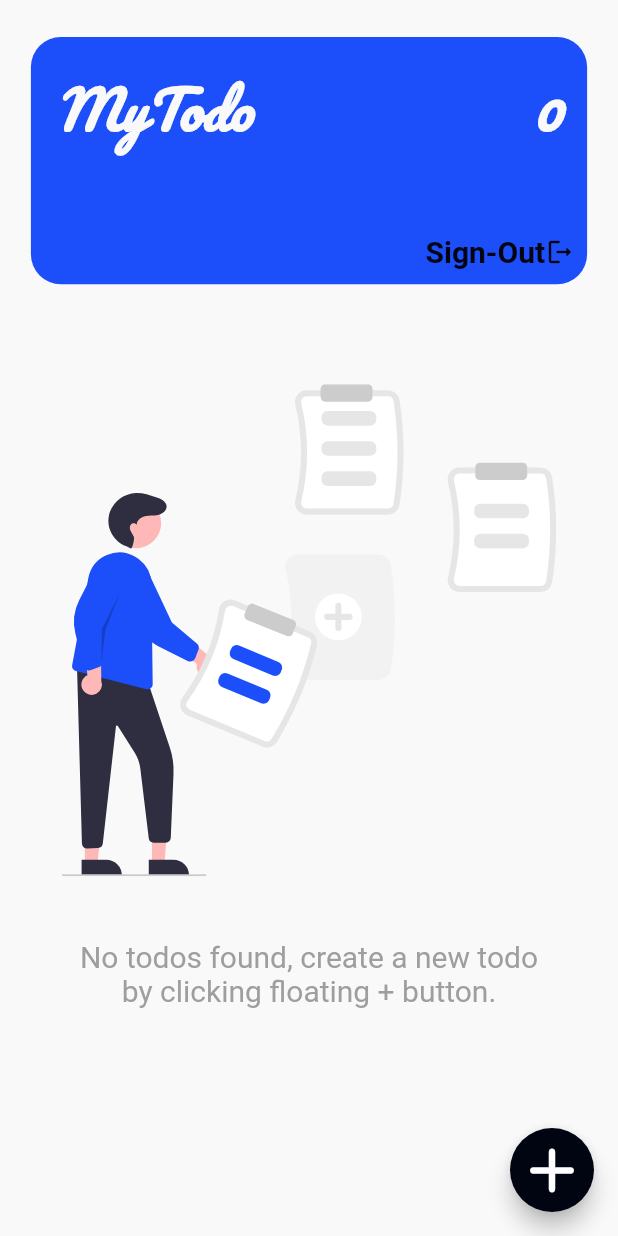
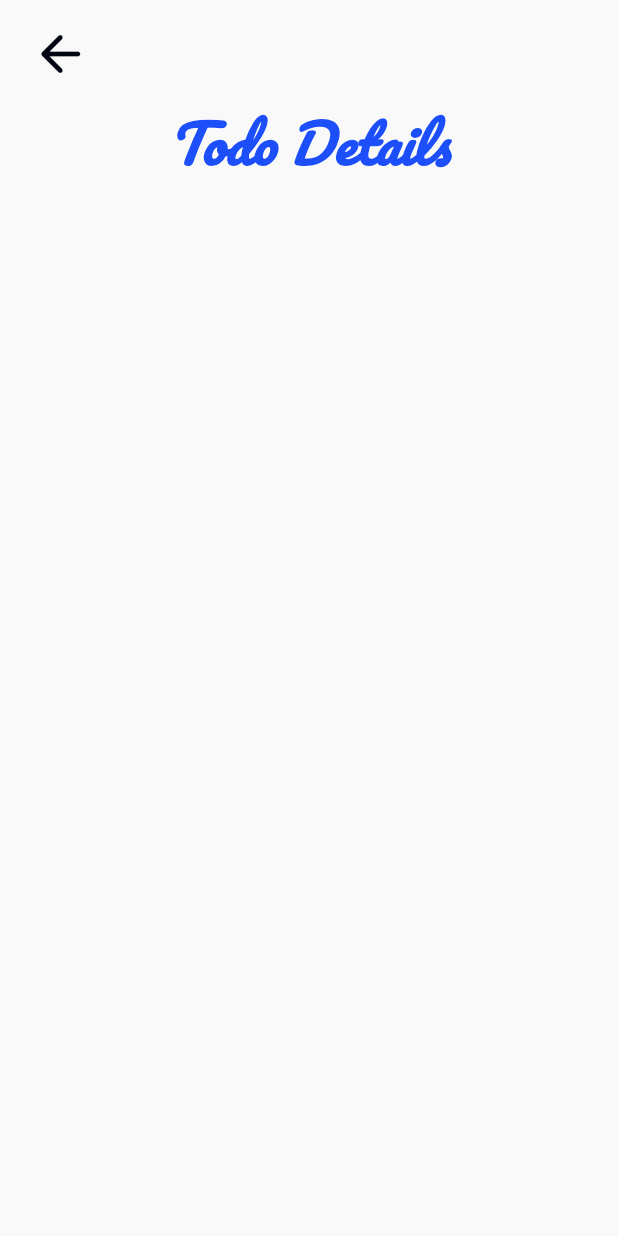
Before and after one commit to vinay416/TodoApp, a Flutter app: the screen it shows once a user with an empty profile is signed in, after a tap on the "add" icon, on a phone screen of 412 x 824 dp. Run offline on Flutter 3.47's test engine with Material 2 defaults, Android fonts, the phone set to English and light mode, and no system bars; our stand-ins replace cloud_firestore, firebase_auth, firebase_core, flutter_svg, google_fonts, google_sign_in and 1 more; accounts and stored records are empty.

Commit message:
todo screen added

```diff
--- a/lib/main.dart
+++ b/lib/main.dart
@@ -18,11 +18,9 @@ class TodoApp extends StatelessWidget {
 
   @override
   Widget build(BuildContext context) {
-    return MaterialApp(
+    return const MaterialApp(
       debugShowCheckedModeBanner: false,
-      routes: {
-        AuthView.route: (context) => const AuthView(),
-      },
+      home: AuthView(),
     );
   }
 }
--- a/lib/resuable_widgets/icon_button_widget.dart
+++ b/lib/resuable_widgets/icon_button_widget.dart
@@ -13,6 +13,7 @@ class CustomIconTextButton extends StatelessWidget {
     this.iconColor = kProductColor,
     this.iconSize = 20,
     this.buttonAlignment = MainAxisAlignment.end,
+    this.axisSize = MainAxisSize.max,
   }) : super(key: key);
   final VoidCallback onTap;
   final String? label;
@@ -21,6 +22,7 @@ class CustomIconTextButton extends StatelessWidget {
   final double iconSize;
   final bool isLoader;
   final MainAxisAlignment buttonAlignment;
+  final MainAxisSize axisSize;
 
   @override
   Widget build(BuildContext context) {
@@ -37,6 +39,7 @@ class CustomIconTextButton extends StatelessWidget {
   Widget _buildButton() {
     return Row(
       mainAxisAlignment: buttonAlignment,
+      mainAxisSize: axisSize,
       children: [
         if (label != null)
           Text(
--- a/lib/views/home_view.dart
+++ b/lib/views/home_view.dart
@@ -1,7 +1,8 @@
 import 'package:flutter/material.dart';
 import 'package:todo_app/const/color_const.dart';
 import 'package:todo_app/resuable_widgets/extension_widget.dart';
-import 'package:todo_app/views/widgets/appbar_widget.dart';
+import 'package:todo_app/views/todo_view.dart';
+import 'package:todo_app/views/widgets/home_appbar_widget.dart';
 import 'package:todo_app/views/widgets/todo_list_widget.dart';
 
 class HomeView extends StatefulWidget {
@@ -37,7 +38,7 @@ class _HomeViewState extends State<HomeView> {
   Widget _buildComponents() {
     return Column(
       children: const [
-        AppTopBar(),
+        HomeAppTopBar(),
         TodoListWidget(),
       ],
     );
@@ -45,7 +46,12 @@ class _HomeViewState extends State<HomeView> {
 
   Widget _buildFloatingButton() {
     return FloatingActionButton(
-      onPressed: () {},
+      onPressed: () {
+        Navigator.push(
+          context,
+          MaterialPageRoute(builder: (context) => const TodoView()),
+        );
+      },
       child: const Icon(
         Icons.add_rounded,
         size: 50,
--- /dev/null
+++ b/lib/views/todo_view.dart
@@ -0,0 +1,25 @@
+import 'package:flutter/material.dart';
+import 'package:todo_app/const/color_const.dart';
+import 'package:todo_app/model/todo_data_model.dart';
+import 'package:todo_app/views/widgets/todo_appbar_widget.dart';
+
+class TodoView extends StatelessWidget {
+  const TodoView({Key? key, this.todoDataModel}) : super(key: key);
+  final TodoDataModel? todoDataModel;
+
+  @override
+  Widget build(BuildContext context) {
+    return Scaffold(
+      backgroundColor: kPrimaryColor,
+      body: SafeArea(child: _buildBody()),
+    );
+  }
+
+  Widget _buildBody() {
+    return Column(
+      children: const [
+        TodoAppBar(),
+      ],
+    );
+  }
+}
--- a/lib/views/widgets/appbar_widget.dart
+++ b/lib/views/widgets/home_appbar_widget.dart
@@ -10,14 +10,14 @@ import 'package:todo_app/resuable_widgets/icon_button_widget.dart';
 import 'package:todo_app/resuable_widgets/loader_widget.dart';
 import 'package:todo_app/resuable_widgets/snackbar_widget.dart';
 
-class AppTopBar extends StatefulWidget {
-  const AppTopBar({Key? key}) : super(key: key);
+class HomeAppTopBar extends StatefulWidget {
+  const HomeAppTopBar({Key? key}) : super(key: key);
 
   @override
-  State<AppTopBar> createState() => _AppTopBarState();
+  State<HomeAppTopBar> createState() => _HomeAppTopBarState();
 }
 
-class _AppTopBarState extends State<AppTopBar> {
+class _HomeAppTopBarState extends State<HomeAppTopBar> {
   bool isLoading = false;
 
   @override
--- /dev/null
+++ b/lib/views/widgets/todo_appbar_widget.dart
@@ -0,0 +1,39 @@
+import 'package:flutter/material.dart';
+import 'package:todo_app/const/color_const.dart';
+import 'package:todo_app/const/text_style_const.dart';
+import 'package:todo_app/resuable_widgets/extension_widget.dart';
+import 'package:todo_app/resuable_widgets/icon_button_widget.dart';
+
+class TodoAppBar extends StatelessWidget {
+  const TodoAppBar({Key? key}) : super(key: key);
+
+  @override
+  Widget build(BuildContext context) {
+    return _buildTopBar(context);
+  }
+
+  Widget _buildTopBar(BuildContext context) {
+    return Column(
+      crossAxisAlignment: CrossAxisAlignment.start,
+      children: [
+        Container(
+          margin: EdgeInsets.only(left: context.w(20), top: context.h(10)),
+          child: CustomIconTextButton(
+            axisSize: MainAxisSize.min,
+            buttonAlignment: MainAxisAlignment.start,
+            icon: Icons.arrow_back_rounded,
+            iconColor: kAccentColor,
+            iconSize: 40,
+            onTap: () => Navigator.pop(context),
+          ),
+        ),
+        Center(
+          child: Text(
+            "Todo Details",
+            style: kProductTitleTextItlaticStyle,
+          ),
+        )
+      ],
+    );
+  }
+}
--- a/lib/views/widgets/todo_model_widget.dart
+++ b/lib/views/widgets/todo_model_widget.dart
@@ -5,6 +5,7 @@ import 'package:todo_app/model/todo_data_model.dart';
 import 'package:todo_app/repository/database_repo.dart';
 import 'package:todo_app/resuable_widgets/extension_widget.dart';
 import 'package:todo_app/resuable_widgets/icon_button_widget.dart';
+import 'package:todo_app/views/todo_view.dart';
 
 class TodoModelWidget extends StatefulWidget {
   const TodoModelWidget({Key? key, required this.todo}) : super(key: key);
@@ -76,7 +77,14 @@ class _TodoModelWidgetState extends State<TodoModelWidget> {
     return Row(
       children: [
         CustomIconTextButton(
-          onTap: () {},
+          onTap: () {
+            Navigator.push(
+              context,
+              MaterialPageRoute(
+                builder: (context) => TodoView(todoDataModel: widget.todo),
+              ),
+            );
+          },
           icon: Icons.edit,
           iconColor: kAccentColor,
           iconSize: 30,
```
